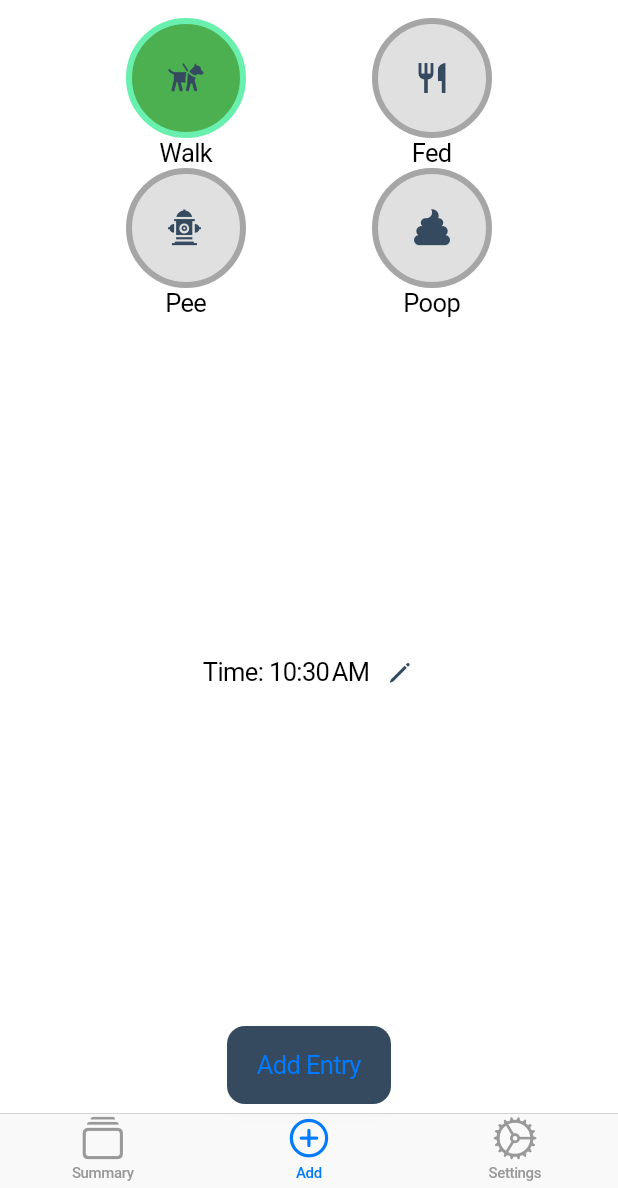
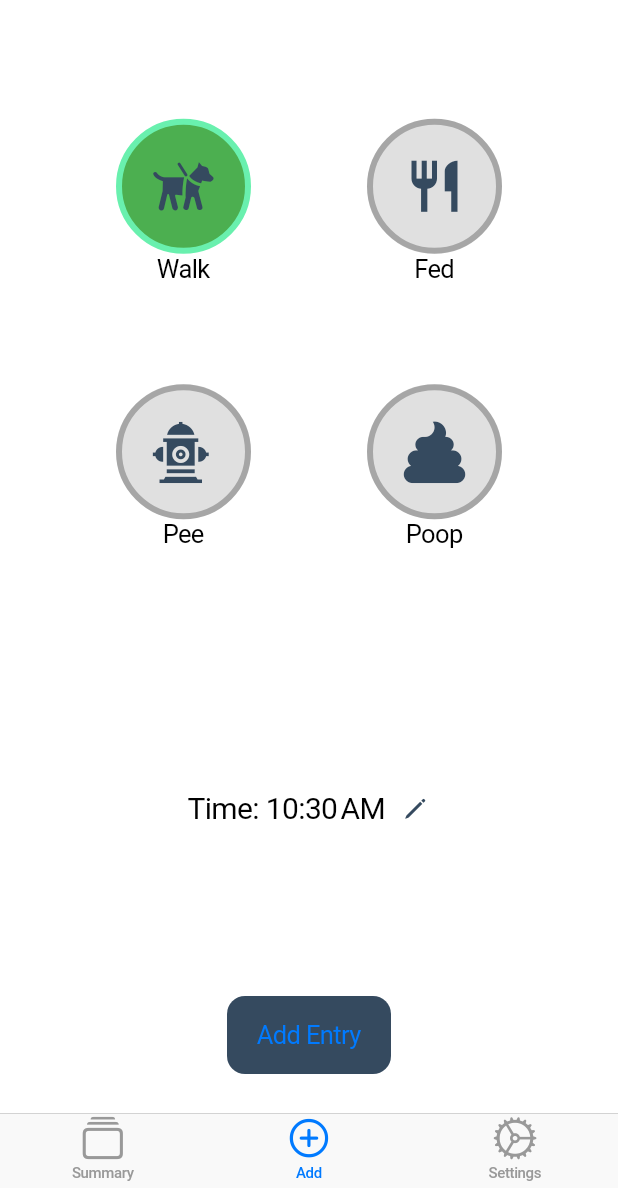
Before and after one commit to michaelpropp18/DaisyApp, a Flutter app: the screen it shows after launch, item 2 of the bottom bar chosen, after a tap on "Walk", on a phone screen of 412 x 824 dp, the part 48-1236 px from its top. Run offline on Flutter 3.47's test engine with Material 2 defaults, Android fonts, the phone set to English and light mode, and no system bars.

Commit message:
Finished Add Display

```diff
--- a/lib/screens/add_screen.dart
+++ b/lib/screens/add_screen.dart
@@ -5,6 +5,7 @@ import 'package:intl/intl.dart';
 
 import '../widgets/activity_button.dart';
 import '../widgets/edit_time.dart';
+import '../models/activity_model.dart';
 
 class AddScreen extends StatefulWidget {
   @override
@@ -13,10 +14,20 @@ class AddScreen extends StatefulWidget {
 
 class _AddScreenState extends State<AddScreen> {
   DateTime entryTime;
+  Map<ActivityType, bool> selectedActivities = {
+    ActivityType.Pooped: false,
+    ActivityType.Peed: false,
+    ActivityType.Walk: false,
+    ActivityType.Fed: false,
+  };
 
   void updateNewTime(DateTime newTime) {
-    print(newTime);
     setState(() => entryTime = newTime);
+  }
+
+  void updateSelectedActivities(ActivityType activityType) {
+    setState(() =>
+        selectedActivities[activityType] = !selectedActivities[activityType]);
   }
 
   @override
@@ -41,25 +52,56 @@ class _AddScreenState extends State<AddScreen> {
       ),
       child: Column(
         children: <Widget>[
+          Expanded(
+            flex: 2,
+            child: Column(
+                mainAxisAlignment: MainAxisAlignment.spaceEvenly,
+                children: <Widget>[
                   Row(
                     mainAxisAlignment: MainAxisAlignment.spaceEvenly,
                     children: <Widget>[
-              ActivityButton(icon: guidedog, text: 'Walk'),
-              ActivityButton(icon: Icons.restaurant, text: 'Fed'),
+                      ActivityButton(
+                        icon: guidedog,
+                        text: 'Walk',
+                        selected: selectedActivities[ActivityType.Walk],
+                        onPressed: () =>
+                            updateSelectedActivities(ActivityType.Walk),
+                      ),
+                      ActivityButton(
+                        icon: Icons.restaurant,
+                        text: 'Fed',
+                        selected: selectedActivities[ActivityType.Fed],
+                        onPressed: () =>
+                            updateSelectedActivities(ActivityType.Fed),
+                      ),
                     ],
                   ),
                   Row(
                     mainAxisAlignment: MainAxisAlignment.spaceEvenly,
                     children: <Widget>[
-              ActivityButton(icon: fire_hydrant, text: 'Pee'),
-              ActivityButton(icon: poop, text: 'Poop'),
+                      ActivityButton(
+                        icon: fire_hydrant,
+                        text: 'Pee',
+                        selected: selectedActivities[ActivityType.Peed],
+                        onPressed: () =>
+                            updateSelectedActivities(ActivityType.Peed),
+                      ),
+                      ActivityButton(
+                        icon: poop,
+                        text: 'Poop',
+                        selected: selectedActivities[ActivityType.Pooped],
+                        onPressed: () =>
+                            updateSelectedActivities(ActivityType.Pooped),
+                      ),
                     ],
+                  ),
+                ]),
           ),
           Expanded(
             child: Row(
               mainAxisAlignment: MainAxisAlignment.center,
               children: <Widget>[
-                Text('Time: ' + DateFormat.jm().format(entryTime)),
+                Text('Time: ' + DateFormat.jm().format(entryTime), style: TextStyle(fontSize: 20)),
                 SizedBox(
                   width: 10,
                 ),
@@ -67,7 +109,9 @@ class _AddScreenState extends State<AddScreen> {
               ],
             ),
           ),
-          CupertinoButton(
+          Padding(
+            padding: const EdgeInsets.all(20),
+            child: CupertinoButton(
               color: Color.fromRGBO(53, 74, 95, 1),
               disabledColor: Colors.grey,
               child: Text('Add Entry'),
@@ -75,6 +119,7 @@ class _AddScreenState extends State<AddScreen> {
                 print('got here');
               },
             ),
+          ),
           SizedBox(height: kBottomNavigationBarHeight),
         ],
       ),
--- a/lib/widgets/activity_button.dart
+++ b/lib/widgets/activity_button.dart
@@ -1,41 +1,41 @@
 import 'package:flutter/material.dart';
 
-class ActivityButton extends StatefulWidget {
+class ActivityButton extends StatelessWidget {
   final IconData icon;
   final String text;
-  bool selected;
-  ActivityButton(
-      {@required this.icon, @required this.text, this.selected = false});
+  final bool selected;
+  final Function onPressed;
 
-  @override
-  _ActivityButtonState createState() => _ActivityButtonState();
-}
+  const ActivityButton(
+      {@required this.icon,
+      @required this.text,
+      @required this.selected,
+      @required this.onPressed});
 
-class _ActivityButtonState extends State<ActivityButton> {
   @override
   Widget build(BuildContext context) {
     return GestureDetector(
-      onTap: () {
-        setState(() {
-          widget.selected = !widget.selected;
-        });
-      },
+      onTap: onPressed,
       child: Column(
         children: <Widget>[
           Container(
-            width: 80,
-            height: 80,
+            width: 90,
+            height: 90,
             decoration: new BoxDecoration(
-              color: widget.selected ? Colors.green : Colors.black12,
+              color: selected ? Colors.green : Colors.black12,
               borderRadius: new BorderRadius.all(new Radius.circular(50.0)),
               border: new Border.all(
-                color: widget.selected ? Colors.greenAccent : Colors.black26,
+                color: selected ? Colors.greenAccent : Colors.black26,
                 width: 4.0,
               ),
             ),
-            child: Icon(widget.icon, color: Color.fromRGBO(53, 74, 95, 1)),
+            child: LayoutBuilder(builder: (context, constraint) {
+              return Icon(icon,
+                  color: Color.fromRGBO(53, 74, 95, 1),
+                  size: constraint.biggest.height / 2);
+            }),
           ),
-          Text(widget.text),
+          Text(text),
         ],
       ),
     );
```
Lines whose indentation alone changed are shown as unchanged.
